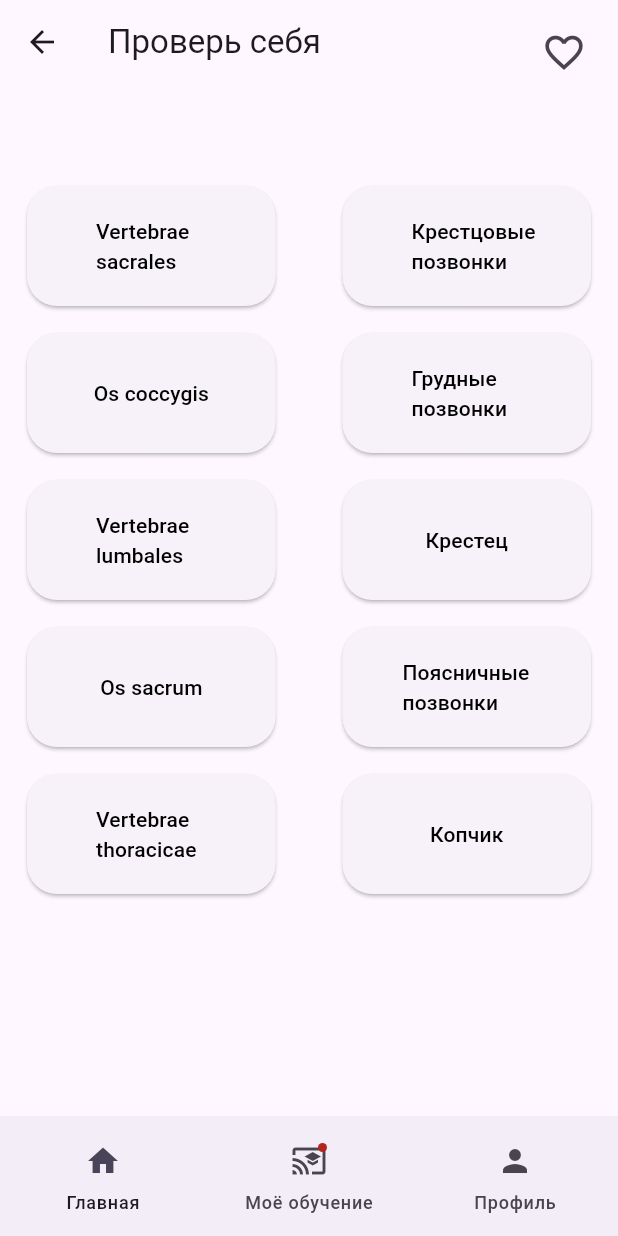
After one commit to T1murk1n/App, a Flutter app: the CheckYourself screen opened by its route, on a phone screen of 412 x 824 dp. The commit adds this screen. Run offline on Flutter 3.47's test engine with Material 3 defaults, Android fonts, the phone set to English and light mode, and no system bars; our stand-ins replace blur, carousel_slider, flip_card, smooth_page_indicator.

Commit message:
create page check yourself

```diff
--- a/lib/main.dart
+++ b/lib/main.dart
@@ -5,10 +5,10 @@ import 'package:medicine/pages/splash.dart';
 import 'package:medicine/pages/notes.dart';
 import 'package:medicine/pages/menu.dart';
 import 'package:medicine/pages/cards.dart';
-import 'package:medicine/pages/quiz.dart';
 import 'package:medicine/pages/menu_latin.dart';
 import 'package:medicine/pages/quiz2.dart';
 import 'package:medicine/pages/situation.dart';
+import 'package:medicine/pages/check_yourself.dart';
 
 void main() => runApp(MaterialApp(
   debugShowCheckedModeBanner: false,
@@ -23,9 +23,9 @@ void main() => runApp(MaterialApp(
     '/notes': (context) => const Notes(),
     '/menu': (context) => const Menu(),
     '/cards': (context) => const Cards(),
-    '/quiz': (context) => const Quiz(),
     '/menu_latin': (context) => const MenuLatin(),
     '/quiz2': (context) => const QuizzScreen(),
     '/situation': (context) => const Situation(),
+    '/check_yourself': (context) => const CheckYourself(),
   },
 ));
--- a/lib/pages/cards.dart
+++ b/lib/pages/cards.dart
@@ -64,6 +64,7 @@ class _CardsState extends State<Cards> {
                     },
                     carouselController: controller,
                     options: CarouselOptions(
+                      viewportFraction: 0.8,
                       height: 390,
                       initialPage: 0,
                       enableInfiniteScroll: false,
@@ -79,7 +80,7 @@ class _CardsState extends State<Cards> {
                 ],
               ),
               SizedBox(height: 18,),
-              buildButtons(),
+              buildButtons(i),
             ],
           ),
         ),
@@ -111,7 +112,7 @@ class _CardsState extends State<Cards> {
     ),
   );
 
-  Widget buildButtons({bool stretch = false}) => Row(
+  Widget buildButtons(int index) => Row(
     mainAxisAlignment: MainAxisAlignment.spaceAround,
     children: [
       Ink(
--- /dev/null
+++ b/lib/pages/check_yourself.dart
@@ -0,0 +1,370 @@
+import 'package:flutter/material.dart';
+import 'package:medicine/pages/styles.dart';
+
+
+dynamic arrCheckColumn1 = [['Vertebrae sacrales', 1],['Os coccygis', 2],['Vertebrae lumbales', 3],['Os sacrum', 4],['Vertebrae thoracicae', 5],];
+dynamic arrCheckColumn2 = [['Крестцовые позвонки', 1],['Грудные позвонки', 5],['Крестец', 4],['Поясничные позвонки', 3],['Копчик', 2],];
+
+class CheckYourself extends StatefulWidget {
+  const CheckYourself({super.key});
+
+  @override
+  State<CheckYourself> createState() => _CheckYourselfState();
+}
+
+class _CheckYourselfState extends State<CheckYourself> {
+  bool isPressed1 = false;
+  bool isPressed2 = false;
+  bool isPressed3 = false;
+  bool isPressed4 = false;
+  bool isPressed5 = false;
+  int answer = 99;
+  bool correctAnswer1 = false;
+  bool correctAnswer2 = false;
+  bool correctAnswer3 = false;
+  bool correctAnswer4 = false;
+  bool correctAnswer5 = false;
+  @override
+  Widget build(BuildContext context) {
+    return Scaffold(
+      bottomNavigationBar: NavigationBar(
+        onDestinationSelected: (int index) {
+          if(index == 0) {
+            Navigator.pushNamed(context, '/');
+          }
+          if(index == 1) {
+            Navigator.pushNamed(context, '/splash');
+          }
+          if(index == 2) {
+            Navigator.pushNamed(context, '/splash');
+          }
+        },
+        indicatorColor: Colors.transparent,
+        destinations: const <Widget>[
+          NavigationDestination(
+            icon: Icon(Icons.home),
+            label: 'Главная',
+          ),
+          NavigationDestination(
+            icon: Badge(child: Icon(Icons.cast_for_education)),
+            label: 'Моё обучение',
+          ),
+          NavigationDestination(
+            icon: Icon(Icons.person),
+            label: 'Профиль',
+          ),
+        ],
+      ),
+      appBar: AppBar(
+        title: Text('Проверь себя'),
+        actions: [
+          Padding(
+            padding: const EdgeInsets.all(12.0),
+            child: IconButton(
+              onPressed: () {
+
+              },
+              icon: Icon(Icons.favorite_border, size: 30),
+            ),
+          ),
+        ],
+      ),
+      body: SingleChildScrollView(
+        child: SafeArea(
+          child: Padding(
+            padding: const EdgeInsets.all(18.0),
+            child: Row(
+              mainAxisAlignment: MainAxisAlignment.spaceBetween,
+              children: [
+                Column(
+                  mainAxisAlignment: MainAxisAlignment.spaceBetween,
+                  children: [
+                    const SizedBox(height: 50,),
+                    ElevatedButton(
+                        onPressed: () {
+                          setState(() {
+                            isPressed1 = false;
+                            isPressed2 = false;
+                            isPressed3 = false;
+                            isPressed4 = false;
+                            isPressed5 = false;
+                            answer = arrCheckColumn1[0][1];
+                            correctAnswer2 = false;
+                            correctAnswer3 = false;
+                            correctAnswer4 = false;
+                            correctAnswer5 = false;
+                          });
+
+                        },
+                      style: paddingStyle,
+                      child: Container(
+                          width: MediaQuery.of(context).size.width / 3.5,
+                          height: 80,
+                          child: Center(
+                            child: Padding(
+                              padding: const EdgeInsets.only(left: 22.0),
+                              child: Text(arrCheckColumn1[0][0], style: TextStyle(color: Colors.black),),
+                            ),
+                          )
+                      ),
+                    ),
+                    const SizedBox(height: 18,),
+                    ElevatedButton(
+                        onPressed: () {
+                          setState(() {
+                            isPressed1 = false;
+                            isPressed2 = false;
+                            isPressed3 = false;
+                            isPressed4 = false;
+                            isPressed5 = false;
+                            answer = arrCheckColumn1[1][1];
+                            correctAnswer1 = false;
+                            correctAnswer3 = false;
+                            correctAnswer4 = false;
+                            correctAnswer5 = false;
+                          });
+
+                        },
+                      style: paddingStyle,
+                      child: Container(
+                          width: MediaQuery.of(context).size.width / 3.5,
+                          height: 80,
+                          child: Center(
+                            child: Padding(
+                              padding: const EdgeInsets.only(left: 0.0),
+                              child: Text(arrCheckColumn1[1][0], style: TextStyle(color: Colors.black),),
+                            ),
+                          )
+                      ),
+                    ),
+                    const SizedBox(height: 18,),
+                    ElevatedButton(
+                        onPressed: () {
+                          setState(() {
+                            isPressed1 = false;
+                            isPressed2 = false;
+                            isPressed3 = false;
+                            isPressed4 = false;
+                            isPressed5 = false;
+                            answer = arrCheckColumn1[2][1];
+                            correctAnswer1 = false;
+                            correctAnswer2 = false;
+                            correctAnswer4 = false;
+                            correctAnswer5 = false;
+                          });
+
+                        },
+                      style: paddingStyle,
+                      child: Container(
+                          width: MediaQuery.of(context).size.width / 3.5,
+                          height: 80,
+                          child: Center(
+                            child: Padding(
+                              padding: const EdgeInsets.only(left: 22.0),
+                              child: Text(arrCheckColumn1[2][0], style: TextStyle(color: Colors.black),),
+                            ),
+                          )
+                      ),
+                    ),
+                    const SizedBox(height: 18,),
+                    ElevatedButton(
+                        onPressed: () {
+                          setState(() {
+                            isPressed1 = false;
+                            isPressed2 = false;
+                            isPressed3 = false;
+                            isPressed4 = false;
+                            isPressed5 = false;
+                            answer = arrCheckColumn1[3][1];
+                            correctAnswer1 = false;
+                            correctAnswer2 = false;
+                            correctAnswer3 = false;
+                            correctAnswer5 = false;
+                          });
+
+                        },
+                      style: paddingStyle,
+                      child: Container(
+                          width: MediaQuery.of(context).size.width / 3.5,
+                          height: 80,
+                          child: Center(
+                            child: Padding(
+                              padding: const EdgeInsets.only(left: 0.0),
+                              child: Text(arrCheckColumn1[3][0], style: TextStyle(color: Colors.black),),
+                            ),
+                          )
+                      ),
+                    ),
+                    const SizedBox(height: 18,),
+                    ElevatedButton(
+                      onPressed: () {
+                        setState(() {
+                          isPressed1 = false;
+                          isPressed2 = false;
+                          isPressed3 = false;
+                          isPressed4 = false;
+                          isPressed5 = false;
+                          answer = arrCheckColumn1[4][1];
+                          correctAnswer1 = false;
+                          correctAnswer2 = false;
+                          correctAnswer3 = false;
+                          correctAnswer4 = false;
+                        });
+                      },
+                      style: paddingStyle,
+                      child: Container(
+                        width: MediaQuery.of(context).size.width / 3.5,
+                        height: 80,
+                        child: Center(
+                          child: Padding(
+                            padding: const EdgeInsets.only(left: 22.0),
+                            child: Text(arrCheckColumn1[4][0], style: TextStyle(color: Colors.black),),
+                          ),
+                        )
+                      ),
+
+                    ),
+                  ],
+                ),
+                Column(
+                  children: [
+                    const SizedBox(height: 50,),
+                    ElevatedButton(
+                        onPressed: () {
+                          if(answer == arrCheckColumn2[0][1]) {
+                              setState(() {
+                                isPressed1 = true;
+                                correctAnswer1 = true;
+                              });
+                          } else {
+                            setState(() {
+                              isPressed1 = true;
+                            });
+                          }
+                        },
+                        style: paddingStyle,
+                        child: Container(
+                            width: MediaQuery.of(context).size.width / 3.5,
+                            height: 80,
+                            child: Center(
+                              child: Padding(
+                                padding: const EdgeInsets.only(left: 22.0),
+                                  child: Text(arrCheckColumn2[0][0], style: TextStyle(color: isPressed1 ? correctAnswer1 ? Colors.green : Colors.red : Colors.black),)
+                              ),
+                            )
+                        ),
+                    ),
+                    const SizedBox(height: 18,),
+                    ElevatedButton(
+                        onPressed: () {
+                          if(answer == arrCheckColumn2[1][1]) {
+                            setState(() {
+                              isPressed2 = true;
+                              correctAnswer2 = true;
+                            });
+                          }else {
+                            setState(() {
+                              isPressed2 = true;
+                            });
+                          }
+                        },
+                        style: paddingStyle,
+                        child: Container(
+                            width: MediaQuery.of(context).size.width / 3.5,
+                            height: 80,
+                            child: Center(
+                              child: Padding(
+                                  padding: const EdgeInsets.only(left: 22.0),
+                                  child: Text(arrCheckColumn2[1][0], style: TextStyle(color: isPressed2 ? correctAnswer2 ? Colors.green : Colors.red : Colors.black),)
+                              ),
+                            )
+                        ),
+                    ),
+                    const SizedBox(height: 18,),
+                    ElevatedButton(
+                        onPressed: () {
+                          if(answer == arrCheckColumn2[2][1]) {
+                            setState(() {
+                              isPressed3 = true;
+                              correctAnswer3 = true;
+                            });
+                          }else {
+                            setState(() {
+                              isPressed3 = true;
+                            });
+                          }
+                        },
+                      style: paddingStyle,
+                        child: Container(
+                            width: MediaQuery.of(context).size.width / 3.5,
+                            height: 80,
+                            child: Center(
+                              child: Padding(
+                                  padding: const EdgeInsets.only(left: 0.0),
+                                  child: Text(arrCheckColumn2[2][0], style: TextStyle(color: isPressed3 ? correctAnswer3 ? Colors.green : Colors.red : Colors.black),)
+                              ),
+                            )
+                        ),
+                    ),
+                    const SizedBox(height: 18,),
+                    ElevatedButton(
+                        onPressed: () {
+                          if(answer == arrCheckColumn2[3][1]) {
+                            setState(() {
+                              isPressed4 = true;
+                              correctAnswer4 = true;
+                            });
+                          }else {
+                            setState(() {
+                              isPressed4 = true;
+                            });
+                          }
+                        },
+                        style: paddingStyle,
+                        child: Container(
+                            width: MediaQuery.of(context).size.width / 3.5,
+                            height: 80,
+                            child: Center(
+                              child: Padding(
+                                  padding: const EdgeInsets.only(left: 16.0),
+                                  child: Flexible(child: Text(arrCheckColumn2[3][0], style: TextStyle(color: isPressed4 ? correctAnswer4 ? Colors.green : Colors.red : Colors.black),))
+                              ),
+                            )
+                        ),
+                    ),
+                    const SizedBox(height: 18,),
+                    ElevatedButton(
+                        onPressed: () {
+                          if(answer == arrCheckColumn2[4][1]) {
+                            setState(() {
+                              isPressed5 = true;
+                              correctAnswer5 = true;
+                            });
+                          }else {
+                            setState(() {
+                              isPressed5 = true;
+                            });
+                          }
+                        },
+                        style: paddingStyle,
+                        child: Container(
+                            width: MediaQuery.of(context).size.width / 3.5,
+                            height: 80,
+                            child: Center(
+                              child: Padding(
+                                  padding: const EdgeInsets.only(left: 0.0),
+                                  child: Flexible(child: Text(arrCheckColumn2[4][0], style: TextStyle(color: isPressed5 ? correctAnswer5 ? Colors.green : Colors.red : Colors.black),))
+                              ),
+                            )
+                        ),
+                    ),
+                  ],
+                ),
+              ],
+                ),
+          ),
+          ),
+        ),
+    );
+  }
+}
--- a/lib/pages/main_screen.dart
+++ b/lib/pages/main_screen.dart
@@ -92,7 +92,6 @@ class MainScreen extends StatelessWidget {
                           children: [
                             Container(
                               width: MediaQuery.of(context).size.width / 2.4,
-                              height: 160,
                               decoration: BoxDecoration(
                                 borderRadius: BorderRadius.circular(20),
                                 color: const Color.fromARGB(255, 249, 250, 251),
--- a/lib/pages/menu_latin.dart
+++ b/lib/pages/menu_latin.dart
@@ -104,7 +104,7 @@ class _MenuLatinState extends State<MenuLatin> {
                               primary: Color.fromARGB(255, 251, 207, 232),
                             ),
                             onPressed: () {
-
+                              Navigator.pushNamed(context, '/check_yourself');
                             },
                             child: Container(
                               width: MediaQuery.of(context).size.width / 3,
--- a/lib/pages/styles.dart
+++ b/lib/pages/styles.dart
@@ -15,6 +15,13 @@ final style = ButtonStyle(
         )
     )
 );
+final paddingStyle = ButtonStyle(
+    shape: MaterialStateProperty.all(
+        RoundedRectangleBorder(
+            borderRadius: BorderRadius.circular(20)
+        )
+    )
+);
 final titleText = TextStyle(
     fontSize: 16,
     fontWeight: FontWeight.w600,
```
